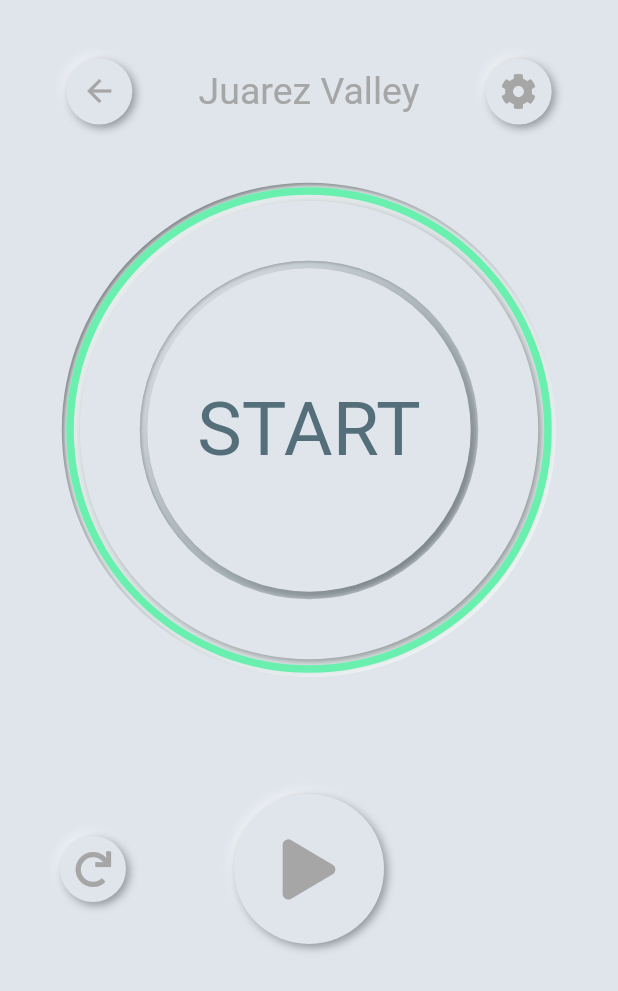
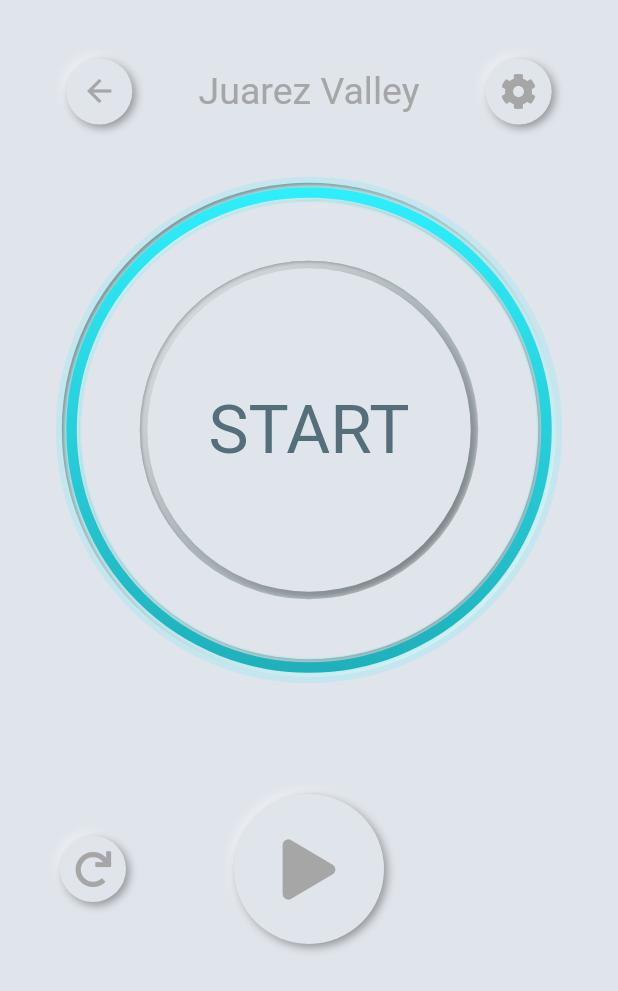
Before and after one commit to tksuns12/jailhouse_workout, a Flutter app: the screen it shows after launch, after a tap on "Juarez Valley", on a phone screen of 412 x 824 dp. Shown: the top 991 px of the screen. Run offline on Flutter 3.47's test engine with Material 2 defaults, Android fonts, the phone set to English and light mode, and no system bars; drawn by our look-alikes of flutter_neumorphic; our stand-ins replace audioplayers, font_awesome_flutter, hive, hive_flutter, permission_handler, wakelock; missing offline and left inert: digital_lcd; accounts and stored records are empty; Roboto replaces fonts that are missing (DungGeunMo).

Commit message:
후아레즈 UI 개선

```diff
--- a/lib/screens/jurarez_screen.dart
+++ b/lib/screens/jurarez_screen.dart
@@ -247,7 +247,8 @@ class _JuarezScreenState extends State<JuarezScreen>
                         child: Neumorphic(
                           padding: EdgeInsets.all(5),
                           boxShape: NeumorphicBoxShape.circle(),
-                          style: NeumorphicStyle(depth: -2, color: Colors.blueGrey[200]),
+                          style: NeumorphicStyle(
+                              depth: -2, color: Colors.blueGrey[200]),
                           child: Consumer(
                             builder: (BuildContext context,
                                 JuarezProvider juarez, Widget child) {
@@ -264,9 +265,7 @@ class _JuarezScreenState extends State<JuarezScreen>
                                                 children: <Widget>[
                                                   Text("REST",
                                                       style: TextStyle(
-                                                          fontFamily:
-                                                              'DungGeunMo',
-                                                          fontSize: 30,
+                                                          fontSize: 25,
                                                           color:
                                                               kDarkerAccentColor)),
                                                   Lcd(context).Number(
@@ -300,9 +299,7 @@ class _JuarezScreenState extends State<JuarezScreen>
                                                 children: <Widget>[
                                                   Text("REPS",
                                                       style: TextStyle(
-                                                          fontFamily:
-                                                              'DungGeunMo',
-                                                          fontSize: 30,
+                                                          fontSize: 25,
                                                           color:
                                                               kDarkerAccentColor)),
                                                   Lcd(context).Number(
@@ -333,8 +330,7 @@ class _JuarezScreenState extends State<JuarezScreen>
                                         : Text(
                                             "START",
                                             style: TextStyle(
-                                                fontFamily: 'DungGeunMo',
-                                                fontSize: 50,
+                                                fontSize: 45,
                                                 color: kDarkerAccentColor),
                                           )),
                               );
@@ -463,19 +459,32 @@ class CircularIndicatorPainter extends CustomPainter {
       : super(repaint: animation);
   @override
   void paint(Canvas canvas, Size size) {
-    final myPaint = Paint()
-      ..color = Colors.greenAccent
-      ..strokeWidth = 5
+    final outterPaint = Paint()
+      ..color = Color(0xff2deffc)
+      ..strokeWidth = 7
+      ..strokeCap = StrokeCap.round
+      ..style = PaintingStyle.stroke;
+    final shinyPaint = Paint()
+      ..color = Color(0xff2deffc).withOpacity(0.15)
+      ..strokeWidth = 17
       ..strokeCap = StrokeCap.round
       ..style = PaintingStyle.stroke;
 
-    double radius = (size.width / 2 - myPaint.strokeWidth / 2) - 3;
+    double radius = (size.width / 2 - outterPaint.strokeWidth / 2) - 3;
     Offset center = Offset(size.width / 2, size.height / 2);
     double arcAngle =
         staticJuarez.isResting ? (1.0 - animation.value) * 2 * pi : 2 * pi;
 
+    outterPaint.shader = LinearGradient(
+            end: Alignment.bottomCenter,
+            begin: Alignment.topCenter,
+            colors: [Color(0xff2deffc), Color(0xff1ca6b0)])
+        .createShader(Rect.fromCircle(center: center, radius: radius));
+
     canvas.drawArc(Rect.fromCircle(center: center, radius: radius), -pi / 2,
-        arcAngle, false, myPaint);
+        arcAngle, false, outterPaint);
+    canvas.drawArc(Rect.fromCircle(center: center, radius: radius + 2), -pi / 2,
+        arcAngle, false, shinyPaint);
   }
 
   @override
--- a/pubspec.yaml
+++ b/pubspec.yaml
@@ -37,6 +37,7 @@ dependencies:
   wakelock: ^ 0.1.4+1
   flutter_neumorphic: ^2.2.2
   digital_lcd: ^1.0.2
+  animations: ^1.1.0
 
 dev_dependencies:
   flutter_test:
```
Also changed, not shown: pubspec.lock.
